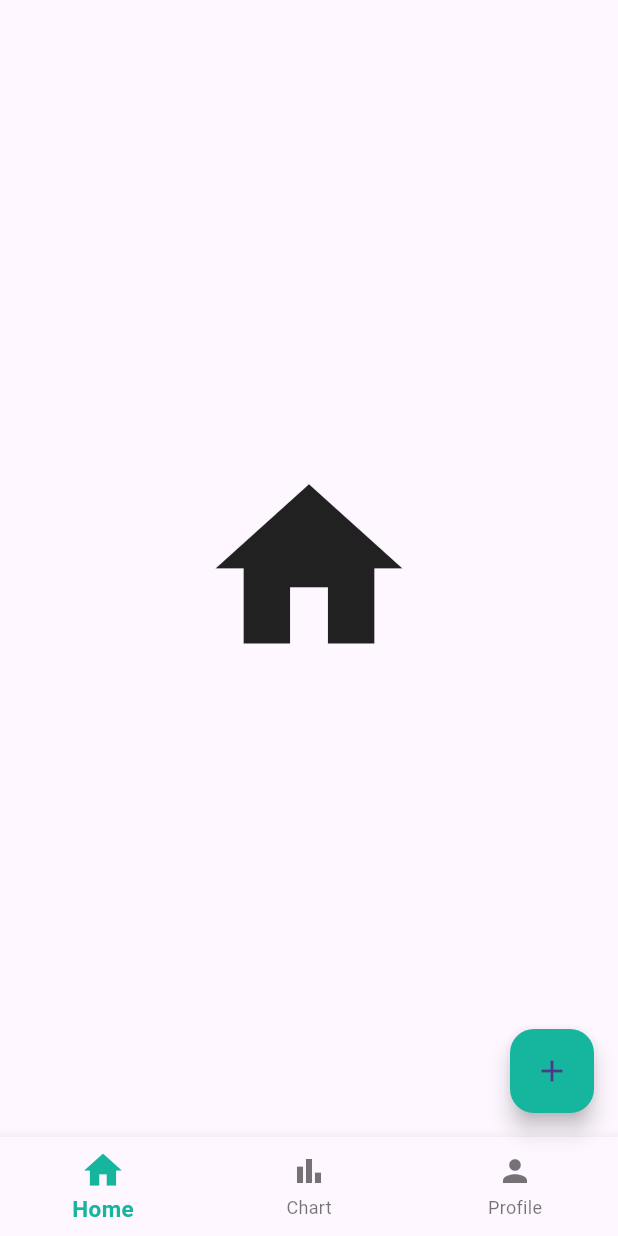
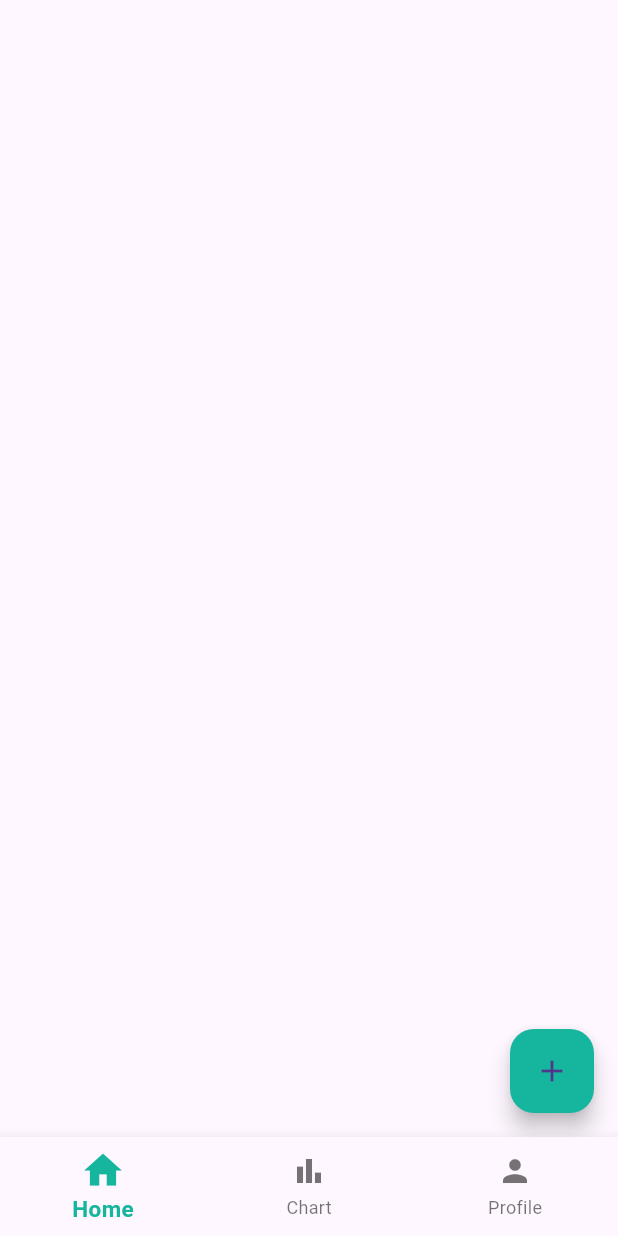
Before and after one commit to mahmoudbahkiry/expense-tracker-flutter, a Flutter app: the HomePage2 screen opened directly, on a phone screen of 412 x 824 dp. Run offline on Flutter 3.47's test engine with Material 3 defaults, Android fonts, the phone set to English and light mode, and no system bars; our stand-ins replace charts_flutter, cloud_firestore, firebase_auth, firebase_core, flutter_spinkit, pie_chart and 1 more; accounts and stored records are empty.

Commit message:
ui enhancements

```diff
--- a/lib/home_page.dart
+++ b/lib/home_page.dart
@@ -1,8 +1,9 @@
+// ignore_for_file: deprecated_member_use
+
 import 'package:expense_tracker_project/income_expence_dropdown_menu.dart';
 import 'package:expense_tracker_project/views/forget_pass.dart';
 import 'package:firebase_auth/firebase_auth.dart';
 import 'package:flutter/material.dart';
-import 'dart:developer' as devtools show log;
 
 class HomePage2 extends StatefulWidget {
   const HomePage2({super.key});
@@ -17,31 +18,20 @@ class _HomePage2State extends State<HomePage2> {
   int _selectedIndex = 0;
 
   final List<Widget> _pages = <Widget>[
-    const Icon(
-      Icons.home,
-      size: 150,
-    ),
+    PageHome(),
     const Icon(
       Icons.bar_chart,
       size: 150,
     ),
-    ProfilePage(),
+    PageProfile(),
   ];
 
   @override
   Widget build(BuildContext context) {
-    // ignore: deprecated_member_use
     return WillPopScope(
       onWillPop: () async => false,
       child: Scaffold(
         body: Center(child: _pages.elementAt(_selectedIndex)),
-        floatingActionButton: FloatingActionButton(
-          onPressed: () {
-            showIncomeExpenseDialog();
-          },
-          backgroundColor: const Color.fromARGB(255, 22, 182, 158),
-          child: const Icon(Icons.add),
-        ),
         bottomNavigationBar: BottomNavigationBar(
           selectedFontSize: 15,
           selectedIconTheme: const IconThemeData(
@@ -70,15 +60,37 @@ class _HomePage2State extends State<HomePage2> {
   }
 
   void _onItemTapped(int index) {
-    setState(() {
-      _selectedIndex = index;
-    });
+    setState(
+      () {
+        _selectedIndex = index;
+      },
+    );
+  }
+}
+
+class PageHome extends StatelessWidget {
+  @override
+  Widget build(BuildContext context) {
+    return Scaffold(
+      body: Align(
+          alignment: Alignment.bottomRight,
+          child: Container(
+            margin: const EdgeInsets.all(16.0),
+            child: FloatingActionButton(
+              onPressed: () {
+                _showAlertDialog(context);
+              },
+              backgroundColor: const Color.fromARGB(255, 22, 182, 158),
+              child: const Icon(Icons.add),
+            ),
+          )),
+    );
   }
 
-  void showIncomeExpenseDialog() {
+  void _showAlertDialog(BuildContext context) {
     showDialog(
       context: context,
-      builder: (context) {
+      builder: (BuildContext context) {
         return AlertDialog(
           content: StatefulBuilder(
             builder: (BuildContext context, StateSetter setState) {
@@ -87,18 +99,11 @@ class _HomePage2State extends State<HomePage2> {
           ),
         );
       },
-    ).then((value) {
-      if (value != null) {
-        setState(() {
-          dropdownValue = value;
-          devtools.log(dropdownValue.toString());
-        });
-      }
-    });
+    );
   }
 }
 
-class ProfilePage extends StatelessWidget {
+class PageProfile extends StatelessWidget {
   Future<void> _signOut() async {
     await FirebaseAuth.instance.signOut();
   }
```
Also changed, not shown: lib/landing_page.dart (+12 -8 lines).
